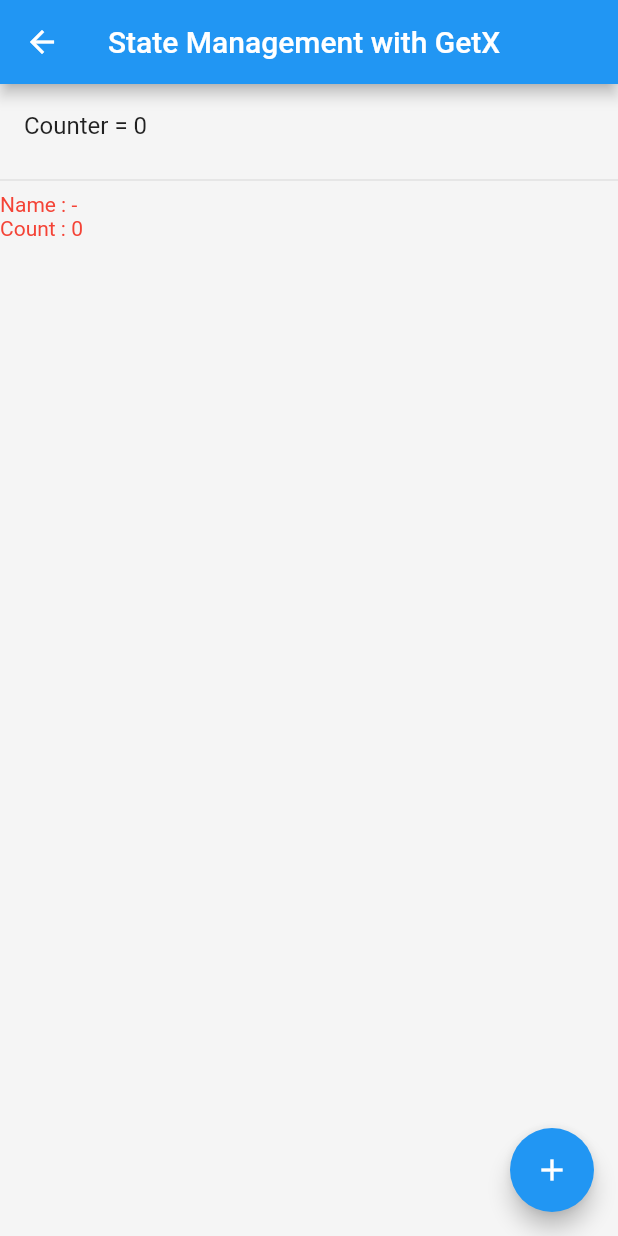
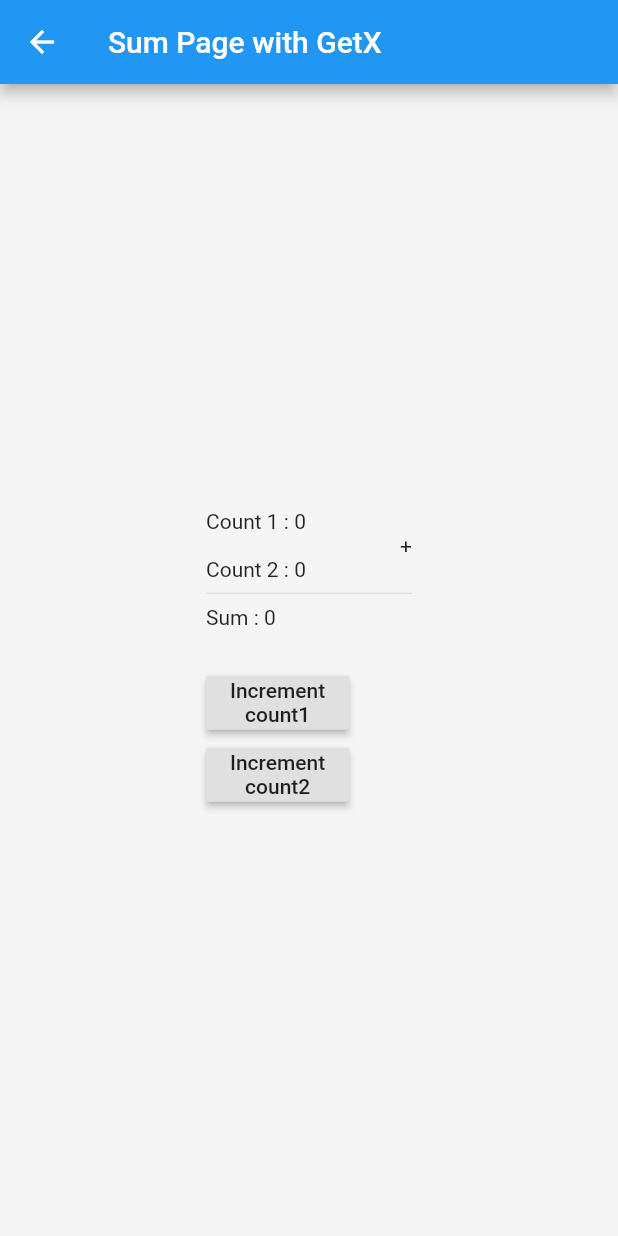
Before and after one commit to esmaeil-ahmadipour/Flutter_GetX, a Flutter app: the screen it shows after launch, after a tap on "Go to State Management Sample", on a phone screen of 412 x 824 dp. Run offline on Flutter 3.47's test engine with Material 2 defaults, Android fonts, the phone set to English and light mode, and no system bars; our stand-ins replace get.

Commit message:
add: Advanced Samples State Management  with Controller (Sum)

```diff
--- /dev/null
+++ b/lib/controller/sum_controller.dart
@@ -0,0 +1,13 @@
+import 'package:get/get_state_manager/src/simple/get_controllers.dart';
+import 'package:get/get_rx/src/rx_types/rx_types.dart';
+
+class SumController extends GetxController {
+  final count1 = 0.obs;
+  final count2 = 0.obs;
+
+  increment1() => count1.value++;
+
+  increment2() => count2.value++;
+
+  int get sum => count1.value + count2.value;
+}
--- /dev/null
+++ b/lib/screens/sum_page.dart
@@ -0,0 +1,65 @@
+import 'package:flutter/cupertino.dart';
+import 'package:flutter/material.dart';
+import 'package:flutter_getx/controller/sum_controller.dart';
+import 'package:get/get_state_manager/src/rx_flutter/rx_obx_widget.dart';
+import 'package:get/get.dart';
+
+class SumPage extends StatelessWidget {
+  final SumController sumController = Get.put(SumController());
+
+  @override
+  Widget build(BuildContext context) {
+
+    return Scaffold(
+      appBar: AppBar(
+        title: Text('Sum Page with GetX'),
+      ),
+      body: Center(
+        child: Container(
+          width: MediaQuery.of(context).size.width / 3,
+          child: Column(
+            crossAxisAlignment: CrossAxisAlignment.start,
+            mainAxisAlignment: MainAxisAlignment.center,
+            children: [
+              Obx((){
+               return Text('Count 1 : ${sumController.count1}');
+              }),
+              Align(
+                child: Text('+'),
+                alignment: AlignmentDirectional.centerEnd,
+              ),
+              Obx(() {
+                return Text('Count 2 : ${sumController.count2}');
+              }),
+              Divider(),
+              Obx(() {
+                return Text('Sum : ${sumController.sum}');
+              }),
+              SizedBox(
+                height: 25,
+              ),
+              RaisedButton(
+                onPressed: () {
+                  sumController.increment1();
+                },
+                child: Text(
+                  'Increment\ncount1',
+                  textAlign: TextAlign.center,
+                ),
+              ),
+              RaisedButton(
+                onPressed: () {
+                  sumController.increment2();
+                },
+                child: Text(
+                  'Increment\ncount2',
+                  textAlign: TextAlign.center,
+                ),
+              ),
+            ],
+          ),
+        ),
+      ),
+    );
+  }
+}
--- a/lib/utils/components.dart
+++ b/lib/utils/components.dart
@@ -1,5 +1,6 @@
 import 'package:flutter/material.dart';
 import 'package:flutter_getx/screens/other_page.dart';
+import 'package:flutter_getx/screens/sum_page.dart';
 import 'package:get/route_manager.dart';
 
 void getBottomSheet() {
@@ -78,5 +79,6 @@ void getSnackBar({String position}) {
 }
 
 void navigationOtherPage() {
-  Get.to(() => OtherPage());
+  Get.to(() => SumPage());
+  // Get.to(() => OtherPage());
 }
```
